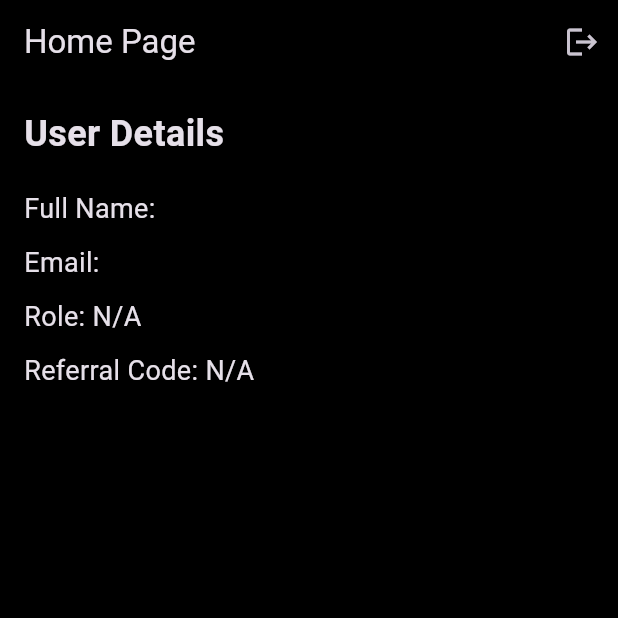
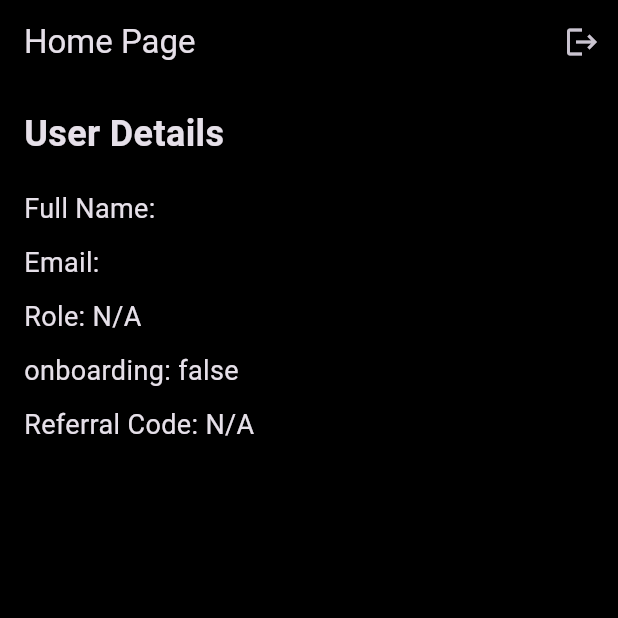
Before and after one commit to Onome15/iyf, a Flutter app: the HomePage screen opened directly, on a phone screen of 412 x 824 dp, the top half of it. Run offline on Flutter 3.47's test engine with Material 3 defaults, Android fonts, the phone set to English and light mode, and no system bars; our stand-ins replace flutter_riverpod, fluttertoast, shared_preferences; accounts and stored records are empty.

Commit message:
added home wrapper to either navigate to home screen or quiz page

```diff
--- a/lib/screens/authenticate/register.dart
+++ b/lib/screens/authenticate/register.dart
@@ -96,7 +96,6 @@ class RegisterScreenState extends ConsumerState<RegisterScreen> {
                         value.trim().split(" ").length < 2) {
                       return "Please enter both first and last name";
                     }
-
                     return null;
                   },
                 ),
--- a/lib/screens/home/home_page.dart
+++ b/lib/screens/home/home_page.dart
@@ -1,7 +1,9 @@
 import 'package:flutter/material.dart';
 import 'package:flutter_riverpod/flutter_riverpod.dart';
+import 'package:iyl/screens/wrapper.dart';
 import 'package:shared_preferences/shared_preferences.dart';
 import '../../provider/auth_state_provider.dart';
+import '../../shared/navigateWithFade.dart';
 
 class HomePage extends ConsumerStatefulWidget {
   const HomePage({super.key});
@@ -14,6 +16,7 @@ class _HomePageState extends ConsumerState<HomePage> {
   String fullName = '';
   String email = '';
   String role = '';
+  bool onboarding = false;
   String referralCode = '';
 
   @override
@@ -28,6 +31,7 @@ class _HomePageState extends ConsumerState<HomePage> {
       fullName = prefs.getString('Fullname') ?? 'N/A';
       email = prefs.getString('email') ?? 'N/A';
       role = prefs.getString('role') ?? 'N/A';
+      onboarding = prefs.getBool('onboarding') ?? false;
       referralCode = prefs.getString('referralcode') ?? 'N/A';
     });
   }
@@ -49,7 +53,8 @@ class _HomePageState extends ConsumerState<HomePage> {
             ),
             TextButton(
               onPressed: () {
-                Navigator.of(context).pop(true); // Confirm
+                Navigator.of(context).pop(true);
+                navigateWithFade(context, const Wrapper(showSignIn: true));
               },
               child: const Text('Logout'),
             ),
@@ -91,6 +96,9 @@ class _HomePageState extends ConsumerState<HomePage> {
             const SizedBox(height: 10),
             Text('Role: $role', style: const TextStyle(fontSize: 18)),
             const SizedBox(height: 10),
+            Text('onboarding: $onboarding',
+                style: const TextStyle(fontSize: 18)),
+            const SizedBox(height: 10),
             Text('Referral Code: $referralCode',
                 style: const TextStyle(fontSize: 18)),
           ],
--- a/lib/screens/wrapper.dart
+++ b/lib/screens/wrapper.dart
@@ -1,6 +1,7 @@
 import 'package:flutter/material.dart';
 import 'package:flutter_riverpod/flutter_riverpod.dart';
 import 'package:iyl/screens/home/home_page.dart';
+import 'package:iyl/screens/home/home_wrapper.dart';
 import '../provider/auth_state_provider.dart';
 import 'authenticate/login.dart';
 import 'authenticate/register.dart';
@@ -33,7 +34,7 @@ class WrapperState extends ConsumerState<Wrapper> {
     final isLoggedIn = ref.watch(authStateProvider);
 
     if (isLoggedIn) {
-      return const HomePage();
+      return const HomeWrapper();
     } else {
       return showSignIn
           ? LoginScreen(onToggleView: toggleView)
--- a/lib/services/auth.dart
+++ b/lib/services/auth.dart
@@ -92,6 +92,9 @@ class AuthService {
             await prefs.setString('Fullname', userData['Fullname']);
             await prefs.setString('email', userData['email']);
             await prefs.setString('role', userData['role']);
+            await prefs.setBool('onboarding', userData['onboarding']);
+            // await prefs.setBool('ispaid', userData['ispaid']);
+
             await prefs.setString('referralcode', userData['referralcode']);
             showToast(message: 'Login successful');
           }
```
Also changed, not shown: lib/screens/home/home_wrapper.dart (added, +42 -0 lines).
